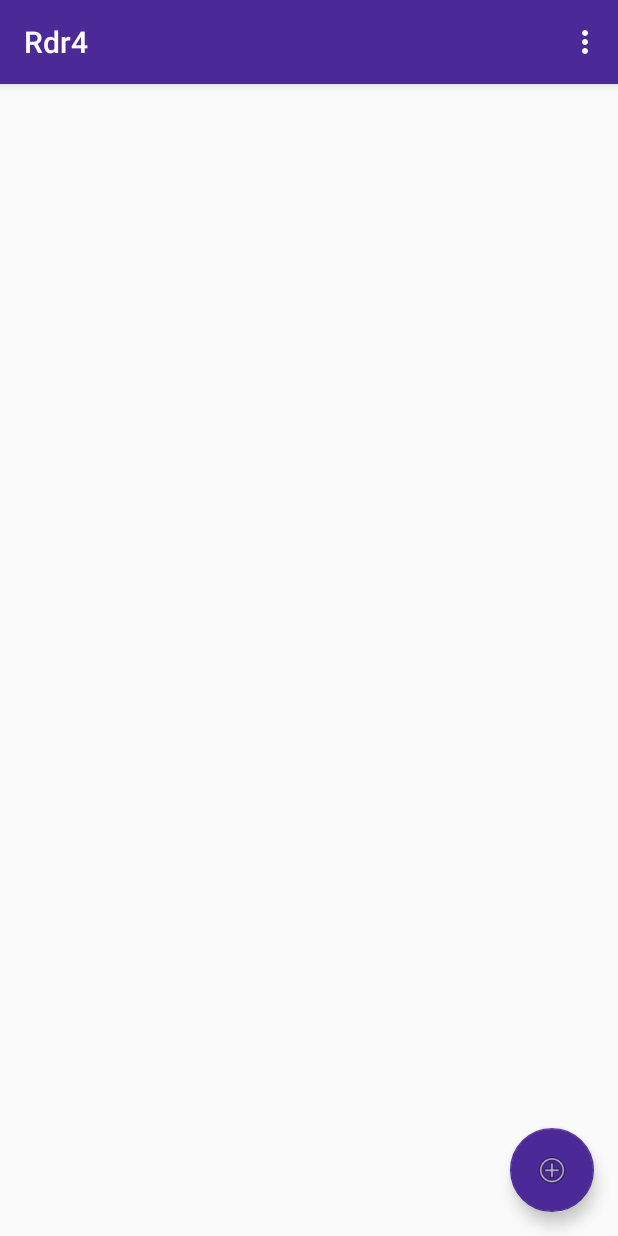
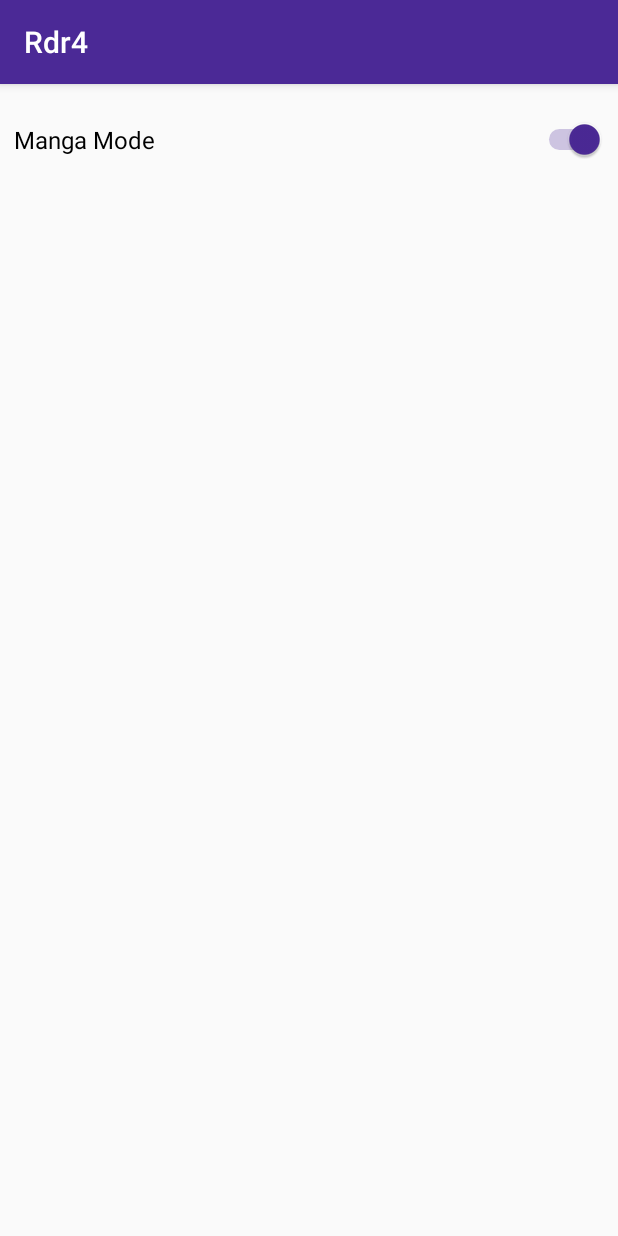
Before and after one commit to rooteray/Rdr4, an Android app: the screen it shows after launch (MainActivity before the commit, Settings after it), in the options menu, after a tap on "Settings", on a phone screen of 412 x 824 dp. Run offline under Robolectric (Android 15) with nearby library versions, the phone set to English and light mode, and no system bars.

Commit message:
add settings activity

```diff
--- a/app/src/main/java/com/rtry/rdr4/MainActivity.java
+++ b/app/src/main/java/com/rtry/rdr4/MainActivity.java
@@ -22,11 +22,10 @@ import java.util.ArrayList;
 
 
 public class MainActivity extends AppCompatActivity {
+    private static boolean manga_mode = true;
     fullscreen.MangaEntry ent;
     String[] permissionArray;
     private RecyclerView recycler;
-    int[] images = {R.drawable.eli, R.drawable.honoka, R.drawable.maki,
-                    R.drawable.nico, R.drawable.rin};
     private RecyclerAdapter adapter;
     private RecyclerView.LayoutManager layoutManager;
     public static Context mContext;
@@ -102,6 +101,8 @@ public class MainActivity extends AppCompatActivity {
     public boolean onOptionsItemSelected(MenuItem item) {
         int id = item.getItemId();
         if (id == R.id.action_settings) {
+            Intent settings = new Intent(this, Settings.class);
+            startActivity(settings);
             return true;
         }
         if (id == R.id.action_reset) {
@@ -113,4 +114,11 @@ public class MainActivity extends AppCompatActivity {
         }
         return super.onOptionsItemSelected(item);
     }
+    public static boolean getMangaMode(){
+        return manga_mode;
+    }
+    public static void setManga_mode(boolean val){
+        manga_mode = val;
+    }
+
 }
--- /dev/null
+++ b/app/src/main/java/com/rtry/rdr4/Settings.java
@@ -0,0 +1,23 @@
+package com.rtry.rdr4;
+
+import androidx.appcompat.app.AppCompatActivity;
+
+import android.content.Intent;
+import android.content.SharedPreferences;
+import android.os.Bundle;
+import android.preference.PreferenceManager;
+import android.widget.CompoundButton;
+import android.widget.Switch;
+import android.widget.Toast;
+
+public class Settings extends AppCompatActivity {
+
+    @Override
+    protected void onCreate(Bundle savedInstanceState) {
+        super.onCreate(savedInstanceState);
+        setContentView(R.layout.activity_settings);
+        Switch manga_mode = (Switch) findViewById(R.id.manga_mode_switch);
+        manga_mode.setChecked(MainActivity.getMangaMode());
+        manga_mode.setOnCheckedChangeListener((buttonView, isChecked) -> MainActivity.setManga_mode(isChecked));
+    }
+}
--- /dev/null
+++ b/app/src/main/res/layout/activity_settings.xml
@@ -0,0 +1,28 @@
+<?xml version="1.0" encoding="utf-8"?>
+<LinearLayout xmlns:android="http://schemas.android.com/apk/res/android"
+    xmlns:app="http://schemas.android.com/apk/res-auto"
+    xmlns:tools="http://schemas.android.com/tools"
+    android:layout_width="match_parent"
+    android:layout_height="match_parent"
+    android:orientation="vertical"
+    tools:context=".Settings">
+
+    <androidx.constraintlayout.widget.ConstraintLayout
+        android:layout_width="match_parent"
+        android:layout_height="74dp">
+
+        <Switch
+            android:id="@+id/manga_mode_switch"
+            android:layout_width="394dp"
+            android:layout_height="71dp"
+            android:layout_marginStart="24dp"
+            android:layout_marginEnd="24dp"
+            android:checked="true"
+            android:text="@string/set_manmode"
+            android:textSize="16dp"
+            app:layout_constraintBottom_toBottomOf="parent"
+            app:layout_constraintEnd_toEndOf="parent"
+            app:layout_constraintStart_toStartOf="parent"
+            app:layout_constraintTop_toTopOf="parent" />
+    </androidx.constraintlayout.widget.ConstraintLayout>
+</LinearLayout>
--- a/app/src/main/res/values/strings.xml
+++ b/app/src/main/res/values/strings.xml
@@ -7,4 +7,5 @@
     <string name="dummy_content">DUMMY\nCONTENT</string>
     <string name="action_settings">Settings</string>
     <string name="action_reset">Clear Recents</string>
+    <string name="set_manmode">Manga Mode</string>
 </resources>
```
Also changed, not shown: app/src/main/AndroidManifest.xml (+8 -4 lines), app/src/main/java/com/rtry/rdr4/fullscreen.java (+10 -27 lines).
